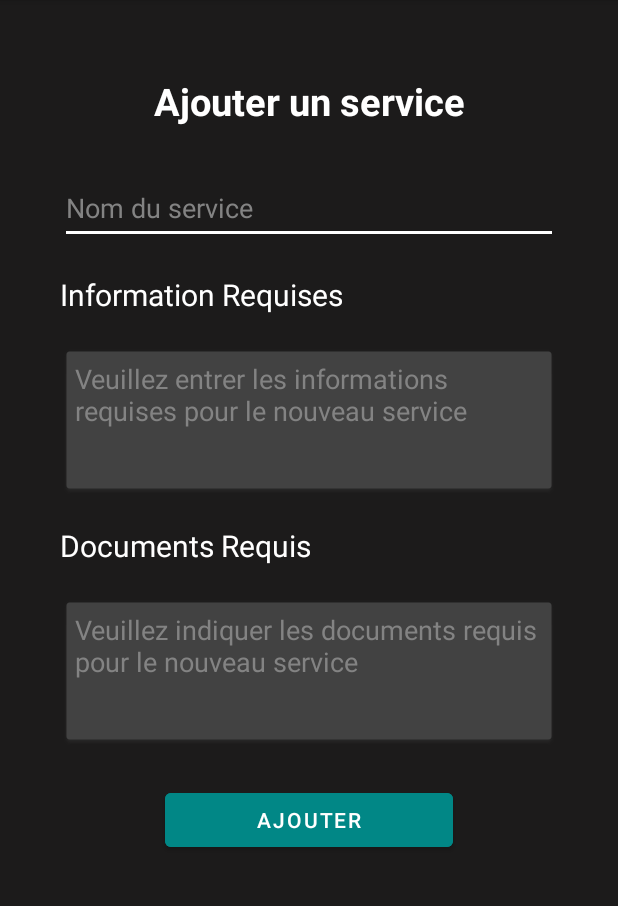
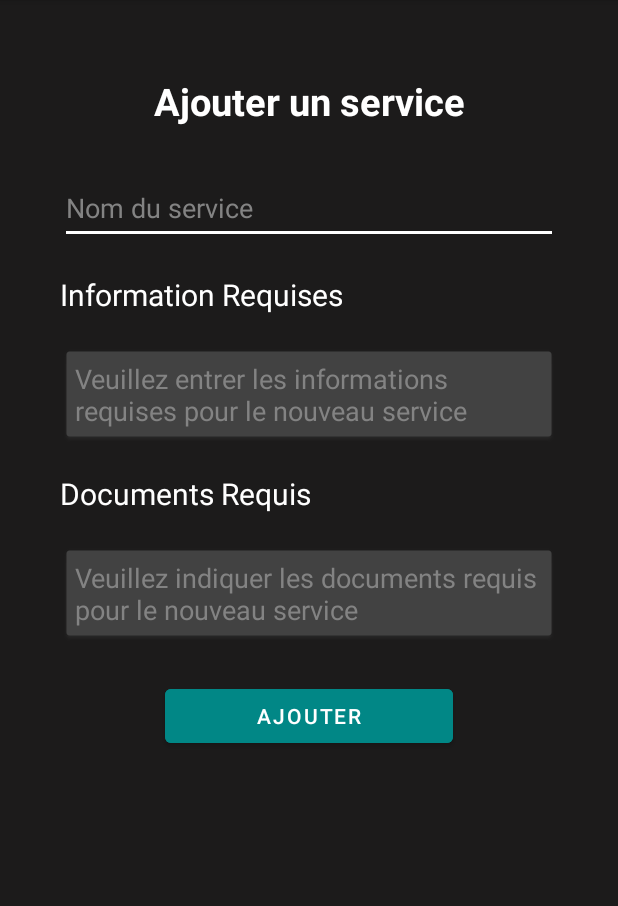
Before and after one commit to uOttawa-SEG2505-Fall2021/novigrad-project---part-1-g03, an Android app: the AddService screen opened directly, with no data from a screen before it, on a phone screen of 412 x 824 dp, the part 84-990 px from its top. Run offline under Robolectric (Android 15) with nearby library versions, the phone set to English and light mode, and no system bars.

Commit message:
Changer le layout de activity_add_service.xml

```diff
--- a/App/app/src/main/res/layout/activity_add_service.xml
+++ b/App/app/src/main/res/layout/activity_add_service.xml
@@ -74,7 +74,7 @@
             <EditText
                 android:id="@+id/box"
                 android:layout_width="match_parent"
-                android:layout_height="100dp"
+                android:layout_height="65dp"
                 android:layout_margin="20dp"
                 android:layout_weight="1"
                 android:background="@drawable/common_google_signin_btn_icon_dark_normal_background"
@@ -102,7 +102,7 @@
             <EditText
                 android:id="@+id/box2"
                 android:layout_width="match_parent"
-                android:layout_height="100dp"
+                android:layout_height="65dp"
                 android:layout_margin="20dp"
                 android:layout_weight="1"
                 android:background="@drawable/common_google_signin_btn_icon_dark_normal_background"
```
